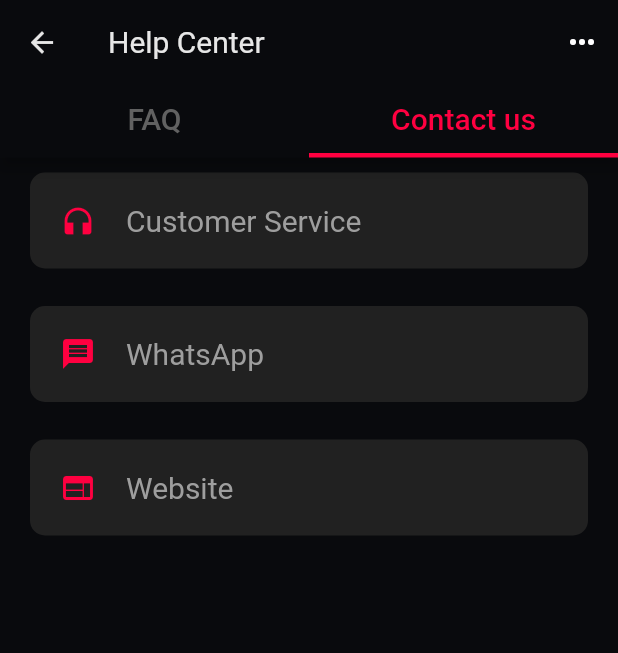
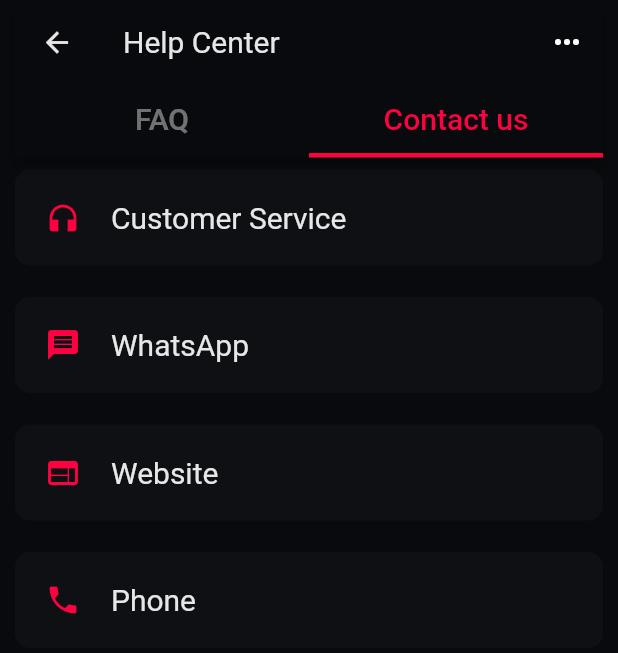
Before and after one commit to IEEE-AAST-Alexandria-Student-Branch/IEEE-MovieApp-Mobile, a Flutter app: the Help screen opened directly, tab 2 chosen, after a tap on the "keyboard control" icon, on a phone screen of 412 x 824 dp. Shown: the top 653 px of the screen. Run offline on Flutter 3.47's test engine with Material 2 defaults, Android fonts, the phone set to English and light mode, and no system bars; our stand-ins replace smooth_page_indicator.

Commit message:
Version 0.0.3

```diff
--- a/lib/Constants/themes.dart
+++ b/lib/Constants/themes.dart
@@ -34,3 +34,12 @@
   backgroundColor: primaryColor,
   selectedColor: secondaryColor,
 );
+
+var expantionTileTheme = const ExpansionTileThemeData(
+    tilePadding: EdgeInsets.symmetric(horizontal: 15),
+    childrenPadding: EdgeInsets.only(left: 15, right: 15, bottom: 15),
+    collapsedTextColor: txtColor,
+    backgroundColor: fieldColor,
+    textColor: txtColor,
+    collapsedIconColor: secondaryColor,
+    iconColor: secondaryColor);
--- a/lib/Pages/Help/Help Center Page.dart
+++ /dev/null
@@ -1,95 +0,0 @@
-import 'package:flutter/material.dart';
-import 'package:ieee_movieapp/Constants/colors.dart';
-import '../Profile/Profile Page.dart';
-import 'Help Widgets/Contact Us Widget.dart';
-import 'Help Widgets/FAQ Widget.dart';
-
-class Help extends StatefulWidget {
-  const Help({Key? key}) : super(key: key);
-
-  @override
-  State<Help> createState() => _HelpState();
-}
-
-class _HelpState extends State<Help> with TickerProviderStateMixin {
-  late TabController _tabController;
-
-  @override
-  void initState() {
-    super.initState();
-    _tabController = TabController(length: 2, vsync: this);
-  }
-
-  @override
-  Widget build(BuildContext context) {
-    return DefaultTabController(
-      length: 2,
-      child: Scaffold(
-        appBar: AppBar(
-          actions: <Widget>[
-            IconButton(
-                onPressed: () {},
-                icon: const Icon(
-                  Icons.more_horiz,
-                ))
-          ],
-          leading: Builder(
-            builder: (BuildContext context) {
-              return IconButton(
-                icon: const Icon(
-                  Icons.arrow_back_outlined,
-                  color: txtColor,
-                  size: 22, // Changing Drawer Icon Size
-                ),
-                onPressed: () {
-                  Navigator.push(
-                      context,
-                      MaterialPageRoute(
-                        builder: (context) => const Profile(),
-                      ));
-                },
-              );
-            },
-          ),
-          bottom: TabBar(
-            unselectedLabelColor: Colors.grey[700],
-            labelColor: secondaryColor,
-            indicatorColor: secondaryColor,
-            indicatorWeight: 3.0,
-            indicatorSize: TabBarIndicatorSize.tab,
-            controller: _tabController,
-            tabs: const [
-              Tab(
-                  child: Text(
-                'FAQ',
-                style: TextStyle(fontSize: 20),
-              )),
-              Tab(
-                  child: Text(
-                'Contact us',
-                style: TextStyle(fontSize: 20),
-              )),
-            ],
-          ),
-          backgroundColor: primaryColor,
-          title: const Text(
-            "Help Center",
-            style: TextStyle(color: txtColor, fontWeight: FontWeight.normal),
-          ),
-        ),
-        body: GestureDetector(
-          onTap: () {
-            FocusScope.of(context).requestFocus(FocusNode());
-          },
-          child: TabBarView(
-            controller: _tabController,
-            children: const [
-              FAQ(),
-              ContactUs(),
-            ],
-          ),
-        ),
-      ),
-    );
-  }
-}
--- a/lib/Pages/Help/Help Widgets/Contact Us Widget.dart
+++ b/lib/Pages/Help/Help Widgets/contact_us_widget.dart
@@ -1,5 +1,6 @@
 import 'package:flutter/material.dart';
-import '../Help Data.dart';
+import 'package:ieee_movieapp/Constants/colors.dart';
+import '../help_data.dart';
 
 class ContactUs extends StatefulWidget {
   const ContactUs({Key? key}) : super(key: key);
@@ -16,22 +17,21 @@
               onTap: () {},
               child: Container(
                 decoration: BoxDecoration(
-                  color: Colors.grey[900],
+                  color: fieldColor,
                   borderRadius: BorderRadius.circular(10),
                 ),
                 padding: const EdgeInsets.all(20),
-                margin:
-                    const EdgeInsets.symmetric(horizontal: 20, vertical: 10),
+                margin: const EdgeInsets.symmetric(vertical: 8),
                 child: Row(
                   children: [
-                    icons[index],
+                    contactIconList[index],
                     const SizedBox(
                       width: 20,
                     ),
                     Text(
-                      data2[index],
+                      contactList[index],
                       style: const TextStyle(
-                        color: Colors.grey,
+                        color: txtColor,
                         fontSize: 20,
                       ),
                     ),
@@ -42,6 +42,6 @@
         separatorBuilder: (context, index) => const SizedBox(
               height: 5,
             ),
-        itemCount: data2.length);
+        itemCount: contactList.length);
   }
 }
--- a/lib/Pages/Help/Help Widgets/FAQ Widget.dart
+++ b/lib/Pages/Help/Help Widgets/faq_widget.dart
@@ -1,7 +1,7 @@
 import 'package:flutter/material.dart';
 import '../../../Constants/colors.dart';
 import '../../../Constants/fonts.dart';
-import '../Help Data.dart';
+import '../help_data.dart';
 
 class FAQ extends StatefulWidget {
   const FAQ({Key? key}) : super(key: key);
@@ -16,6 +16,7 @@
     double screenWidth = MediaQuery.of(context).size.width;
     return Column(
       children: [
+        // Horizontal questionCatagoryList chip selector
         SizedBox(
           height: 60,
           child: ListView.separated(
@@ -39,7 +40,7 @@
                       ),
                       child: Center(
                         child: Text(
-                          data1[index],
+                          questionCatagoryList[index],
                           style: TextStyle(
                             color: current == index
                                 ? Colors.white
@@ -54,16 +55,16 @@
               separatorBuilder: (context, index) => const SizedBox(
                     width: 10,
                   ),
-              itemCount: data1.length),
+              itemCount: questionCatagoryList.length),
         ),
         const SizedBox(
           height: 15,
         ),
+        // Search Bar
         Container(
-          margin: const EdgeInsets.symmetric(horizontal: 20),
           padding: const EdgeInsets.symmetric(horizontal: 10),
           decoration: BoxDecoration(
-            color: Colors.grey[900],
+            color: fieldColor,
             borderRadius: BorderRadius.circular(10),
           ),
           width: screenWidth,
@@ -73,7 +74,7 @@
                 onTap: () {},
                 child: const Icon(
                   Icons.search,
-                  color: Colors.grey,
+                  color: fieldTxtColor,
                 ),
               ),
               const SizedBox(
@@ -81,15 +82,17 @@
               ),
               const Expanded(
                 child: TextField(
-                  showCursor: false,
-                  cursorColor: Colors.grey,
+                  showCursor: true,
+                  cursorColor: secondaryColor,
                   decoration: InputDecoration(
+                    fillColor: fieldColor,
+                    enabledBorder: UnderlineInputBorder(
+                        borderSide: BorderSide(color: fieldColor)),
                     focusedBorder: UnderlineInputBorder(
-                      borderSide: BorderSide(color: Colors.grey),
+                      borderSide: BorderSide(color: primaryColor),
                     ),
-                    focusColor: Colors.grey,
                     hintText: "Search",
-                    hintStyle: TextStyle(color: Colors.grey),
+                    hintStyle: TextStyle(color: fieldTxtColor),
                   ),
                   style: TextStyle(color: Colors.white),
                 ),
@@ -98,7 +101,7 @@
                 onTap: () {},
                 child: const Icon(
                   Icons.filter_alt,
-                  color: Colors.grey,
+                  color: secondaryColor,
                 ),
               ),
             ],
@@ -107,67 +110,34 @@
         const SizedBox(
           height: 20,
         ),
-        SizedBox(
-          height: 500,
+        // Expantion tile blocks builder
+        Expanded(
           child: ListView.separated(
-              itemBuilder: (context, index) => Container(
-                    height: 60,
-                    margin: const EdgeInsets.symmetric(horizontal: 20),
-                    padding: const EdgeInsets.symmetric(horizontal: 20),
-                    decoration: BoxDecoration(
-                        color: Colors.grey[900],
-                        borderRadius: BorderRadius.circular(15)),
-                    child: Row(
-                      children: [
-                        Text(
-                          data3[index],
-                          style: const TextStyle(
-                            color: Colors.white,
-                            fontSize: 20,
-                          ),
-                        ),
-                        SizedBox(
-                          height: 500,
-                          child: ExpansionPanelList(
-                            children: [
-                              ExpansionPanel(
-                                canTapOnHeader: true,
-                                headerBuilder: (context, isExpanded) {
-                                  return const Text("fggfgSDFgdfgdsfgadfgsfg");
-                                },
-                                body: const Text("fgfd"),
-                                isExpanded: isOpen[0],
-                              ),
-                              ExpansionPanel(
-                                canTapOnHeader: true,
-                                headerBuilder: (context, isExpanded) {
-                                  return const Text("fggfgSDFgdfgdsfgadfgsfg");
-                                },
-                                body: const Text("fdgd"),
-                                isExpanded: isOpen[1],
-                              ),
-                              ExpansionPanel(
-                                canTapOnHeader: true,
-                                headerBuilder: (context, isExpanded) {
-                                  return const Text("fggfgSDFgdfgdsfgadfgsfg");
-                                },
-                                body: const Text("fdgd"),
-                                isExpanded: isOpen[2],
-                              ),
-                            ],
-                            expansionCallback: (i, isOpened) => setState(() {
-                              isOpen[i] = isOpened;
-                            }),
-                          ),
-                        ),
-                      ],
-                    ),
+              itemCount: questionList.length,
+              itemBuilder: (context, index) {
+                return ClipRRect(
+                  borderRadius: const BorderRadius.all(Radius.circular(15)),
+                  child: ExpansionTile(
+                    title: Text(questionList[index]),
+                    children: const [
+                      SizedBox(
+                          width: double.infinity,
+                          child: Divider(
+                            thickness: 1,
+                            color: borderColor,
+                          )),
+                      Text(
+                        "Lorem ipsum dolor sit amet, consectetur adipiscing elit, sed do eiusmod tempor incididunt ut labore et dolore magna aliqua.",
+                        style: TextStyle(color: txtColor),
+                      )
+                    ],
                   ),
+                );
+              },
               separatorBuilder: (context, index) => const SizedBox(
-                    height: 5,
-                  ),
-              itemCount: data3.length),
-        ),
+                    height: 20,
+                  )),
+        )
       ],
     );
   }
--- /dev/null
+++ b/lib/Pages/Help/help_center_page.dart
@@ -0,0 +1,101 @@
+import 'package:flutter/material.dart';
+import 'package:ieee_movieapp/Constants/colors.dart';
+import '../Profile/profile_page.dart';
+import 'Help Widgets/contact_us_widget.dart';
+import 'Help Widgets/faq_widget.dart';
+
+class Help extends StatefulWidget {
+  const Help({Key? key}) : super(key: key);
+
+  @override
+  State<Help> createState() => _HelpState();
+}
+
+class _HelpState extends State<Help> with TickerProviderStateMixin {
+  late TabController _tabController;
+
+  @override
+  void initState() {
+    super.initState();
+    _tabController = TabController(length: 2, vsync: this);
+  }
+
+  @override
+  Widget build(BuildContext context) {
+    return Scaffold(
+      body: Padding(
+        padding: const EdgeInsets.symmetric(horizontal: 10),
+        child: DefaultTabController(
+          length: 2,
+          child: Scaffold(
+            appBar: AppBar(
+              actions: <Widget>[
+                IconButton(
+                    onPressed: () {},
+                    icon: const Icon(
+                      Icons.more_horiz,
+                    ))
+              ],
+              leading: Builder(
+                builder: (BuildContext context) {
+                  return IconButton(
+                    icon: const Icon(
+                      Icons.arrow_back_outlined,
+                      color: txtColor,
+                      size: 22, // Changing Drawer Icon Size
+                    ),
+                    onPressed: () {
+                      Navigator.push(
+                          context,
+                          MaterialPageRoute(
+                            builder: (context) => const Profile(),
+                          ));
+                    },
+                  );
+                },
+              ),
+              bottom: TabBar(
+                unselectedLabelColor: fieldTxtColor,
+                labelColor: secondaryColor,
+                indicatorColor: secondaryColor,
+                indicatorWeight: 3.0,
+                indicatorSize: TabBarIndicatorSize.tab,
+                controller: _tabController,
+                tabs: const [
+                  Tab(
+                      child: Text(
+                    'FAQ',
+                    style: TextStyle(fontSize: 20),
+                  )),
+                  Tab(
+                      child: Text(
+                    'Contact us',
+                    style: TextStyle(fontSize: 20),
+                  )),
+                ],
+              ),
+              backgroundColor: primaryColor,
+              title: const Text(
+                "Help Center",
+                style:
+                    TextStyle(color: txtColor, fontWeight: FontWeight.normal),
+              ),
+            ),
+            body: GestureDetector(
+              onTap: () {
+                FocusScope.of(context).requestFocus(FocusNode());
+              },
+              child: TabBarView(
+                controller: _tabController,
+                children: const [
+                  FAQ(),
+                  ContactUs(),
+                ],
+              ),
+            ),
+          ),
+        ),
+      ),
+    );
+  }
+}
--- a/lib/Pages/Help/Help Data.dart
+++ b/lib/Pages/Help/help_data.dart
@@ -3,28 +3,26 @@
 
 int current = 0;
 
-List<String> data1 = [
+List<String> questionCatagoryList = [
   "General",
   "Account",
   "Service",
   "Video",
 ];
 
-List<String> data2 = [
-  "Customer Service",
-  "WhatsApp",
-  "Website",
-];
-
-List<String> data3 = [
+List<String> questionList = [
   "What is Mova?",
   "How to remove wishlist?",
-  "How can I download movies?",
+  "How do i subscribe to premium?",
+  "How can i download movies?",
+  "How to unsubscribe from premium"
 ];
 
 List<bool> isOpen = [false, false, false];
 
-List<Icon> icons = [
+List<String> contactList = ["Customer Service", "WhatsApp", "Website", "Phone"];
+
+List<Icon> contactIconList = [
   const Icon(
     Icons.headphones,
     color: secondaryColor,
@@ -37,4 +35,8 @@
     Icons.web,
     color: secondaryColor,
   ),
+  const Icon(
+    Icons.phone,
+    color: secondaryColor,
+  ),
 ];
--- a/lib/Pages/Profile/Profile Data.dart
+++ b/lib/Pages/Profile/profile_data.dart
@@ -1,3 +1,4 @@
+
 import 'package:flutter/material.dart';
 
 String profilename = "Andrew Ainsley";
--- a/lib/Pages/Profile/Profile Page.dart
+++ b/lib/Pages/Profile/profile_page.dart
@@ -1,8 +1,7 @@
 import 'package:flutter/material.dart';
 import '../../Constants/colors.dart';
 import '../../Constants/fonts.dart';
-import '../Help/Help Center Page.dart';
-import 'Profile Data.dart';
+import 'profile_data.dart';
 
 class Profile extends StatefulWidget {
   const Profile({Key? key}) : super(key: key);
@@ -21,6 +20,7 @@
           const SizedBox(
             height: 50,
           ),
+          // Icon and page name at the top
           Row(
             children: [
               Container(
@@ -41,6 +41,7 @@
             ],
           ),
           const Spacer(),
+          // Profile picture and edit button
           Center(
             child: Stack(
               alignment: AlignmentDirectional.bottomEnd,
@@ -64,6 +65,7 @@
           const SizedBox(
             height: 15,
           ),
+          // User info
           Text(
             profilename,
             style: const TextStyle(
@@ -83,6 +85,7 @@
             height: 15,
           ),
           const Spacer(),
+          // Button list
           SizedBox(
             height: screenHigh / 2,
             child: ListView.builder(
@@ -91,11 +94,8 @@
                 itemBuilder: (context, index) {
                   return InkWell(
                     onTap: () {
-                      Navigator.push(
-                          context,
-                          MaterialPageRoute(
-                            builder: (context) => const Help(),
-                          ));
+                      // TODO: fix buttons
+                      // button destination
                     },
                     child: Container(
                       margin: const EdgeInsets.symmetric(
--- a/lib/main.dart
+++ b/lib/main.dart
@@ -1,4 +1,6 @@
 import 'package:flutter/material.dart';
+import 'package:ieee_movieapp/Pages/Help/help_center_page.dart';
+import 'package:ieee_movieapp/Pages/Intro/intro_page.dart';
 import 'package:ieee_movieapp/Pages/Intro/on_board_page.dart';
 import 'Constants/colors.dart';
 import 'Constants/themes.dart';
@@ -17,10 +19,11 @@
       title: 'IEEE MovieApp',
       debugShowCheckedModeBanner: false,
       theme: ThemeData(
+          expansionTileTheme: expantionTileTheme,
           chipTheme: chipButtonTheme,
           scaffoldBackgroundColor: primaryColor,
           inputDecorationTheme: textFieldTheme),
-      home: const OnBoardingScreen(),
+      home: const Intro(),
     );
   }
 }
```
Also changed, not shown: lib/Pages/loading_page.dart (renamed from lib/Pages/Loading Page.dart).
